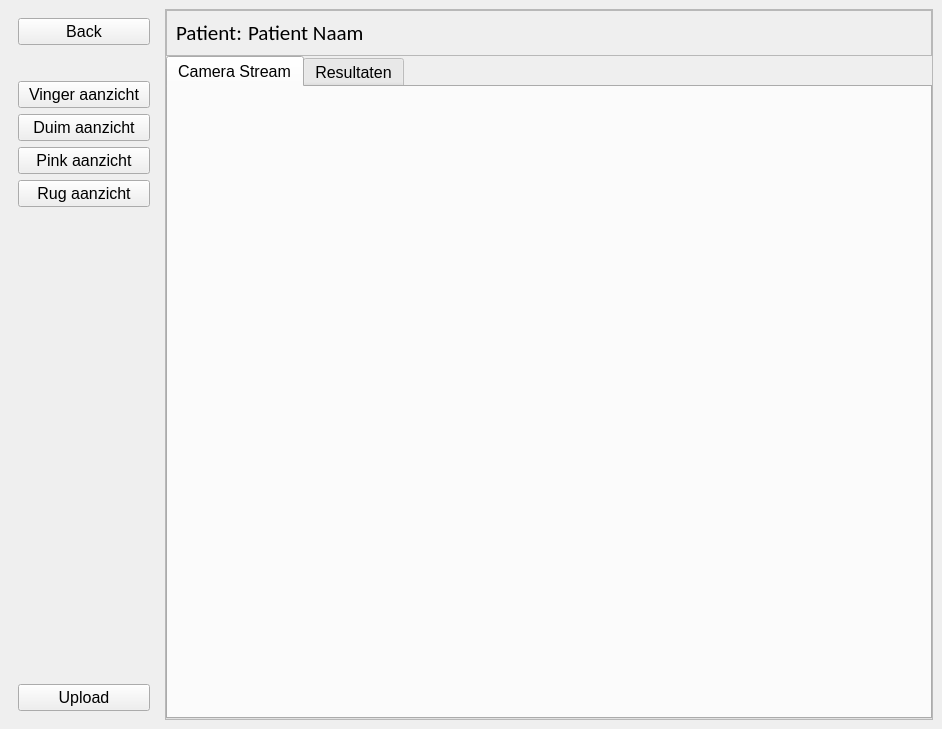
This is layout/metingComponent.ui in Baeshee/IPMEDTH-Frontend as Qt 5 draws it before an edit. The edited form follows.
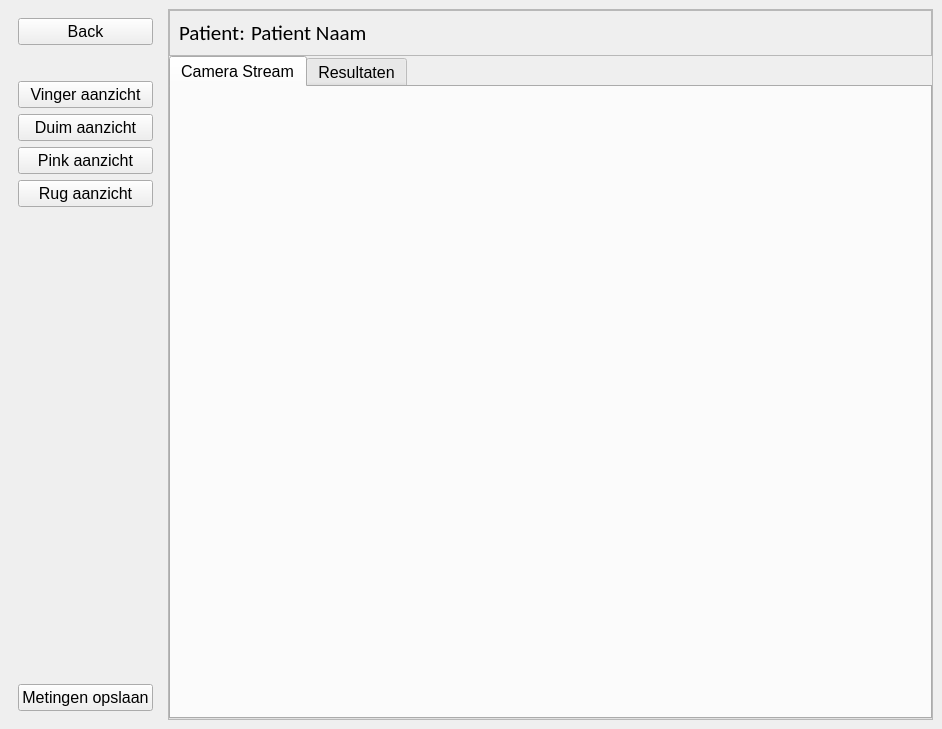
This is the edited form.

Diff of the .ui file:
```diff
--- a/layout/metingComponent.ui
+++ b/layout/metingComponent.ui
@@ -189,7 +189,7 @@
             <cursorShape>PointingHandCursor</cursorShape>
            </property>
            <property name="text">
-            <string>Upload</string>
+            <string>Metingen opslaan</string>
            </property>
           </widget>
          </item>
```
